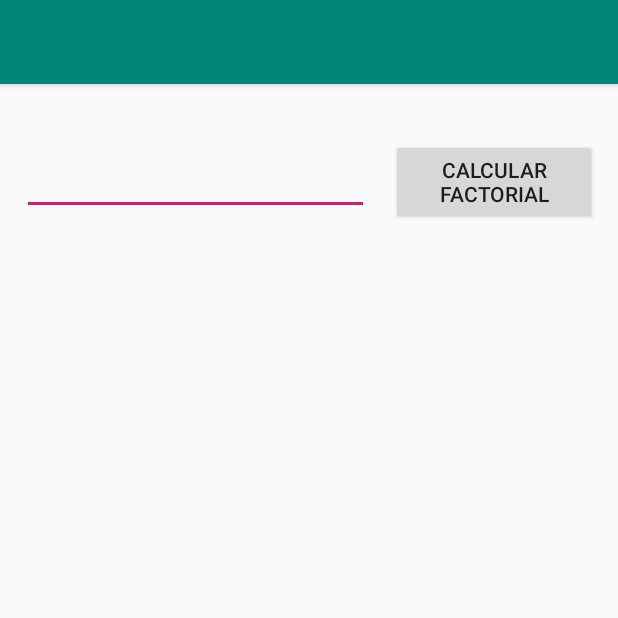
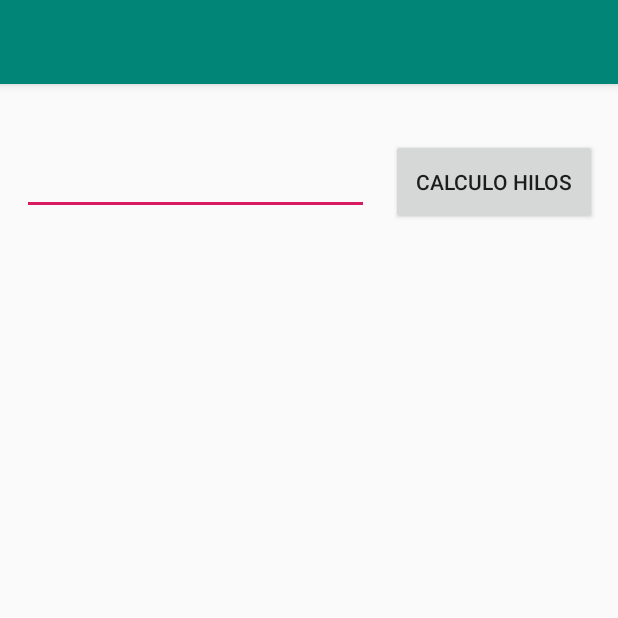
Before and after one commit to josepardoserpis/pmdm, an Android app: the screen it shows after launch (MainActivity), on a phone screen of 412 x 824 dp, the top half of it. Run offline under Robolectric (Android 15) with nearby library versions, the phone set to English and light mode, and no system bars.

Commit message:
Terminado Hilos sin Asynctask

```diff
--- a/Hilos/app/src/main/java/com/example/hilos/MainActivity.java
+++ b/Hilos/app/src/main/java/com/example/hilos/MainActivity.java
@@ -2,6 +2,7 @@ package com.example.hilos;
 
 import androidx.appcompat.app.AppCompatActivity;
 
+import android.os.AsyncTask;
 import android.os.Bundle;
 import android.os.SystemClock;
 import android.view.View;
--- a/Hilos/app/src/main/res/layout/activity_main.xml
+++ b/Hilos/app/src/main/res/layout/activity_main.xml
@@ -10,7 +10,8 @@
         android:id="@+id/button"
         android:layout_width="137dp"
         android:layout_height="57dp"
-        android:text="Calcular factorial"
+        android:onClick="calcularOperacion"
+        android:text="Calculo Hilos"
         app:layout_constraintBottom_toBottomOf="parent"
         app:layout_constraintEnd_toEndOf="parent"
         app:layout_constraintHorizontal_bias="0.95"
@@ -41,4 +42,5 @@
         app:layout_constraintStart_toStartOf="parent"
         app:layout_constraintTop_toTopOf="parent"
         app:layout_constraintVertical_bias="0.232" />
+
 </androidx.constraintlayout.widget.ConstraintLayout>
```
